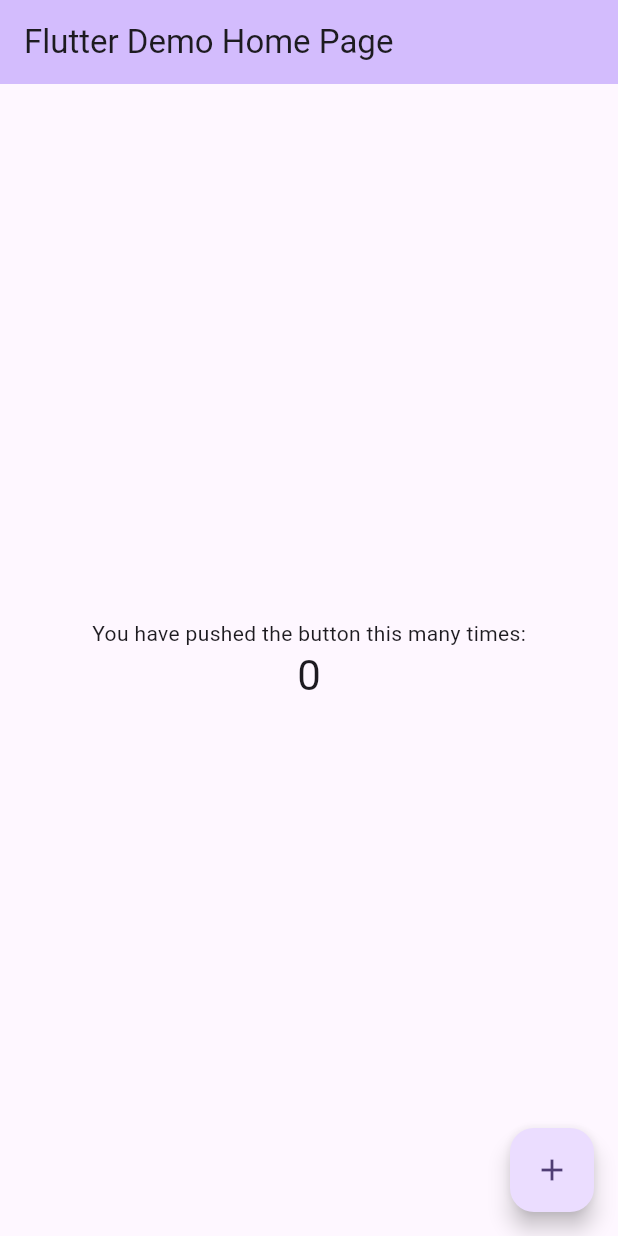
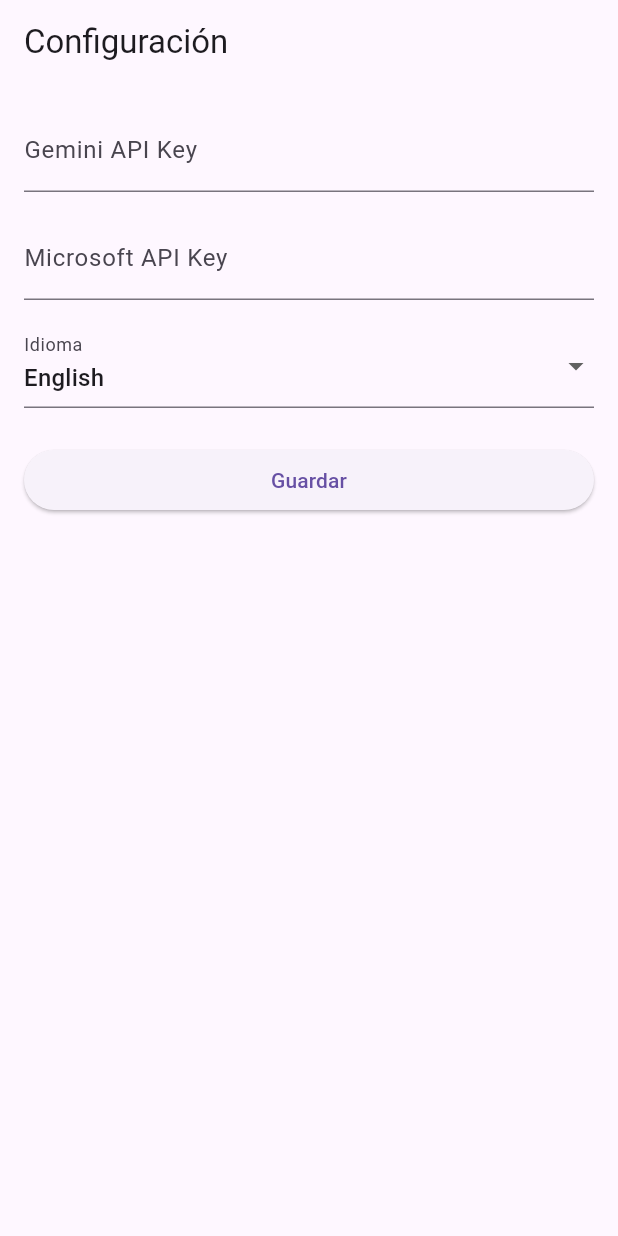
Before and after one commit to adrianluna0830/Vitalinguu, a Flutter app: the screen it shows after launch, on a phone screen of 412 x 824 dp. Run offline on Flutter 3.47's test engine with Material 3 defaults, Android fonts, the light colour scheme and no system bars; our stand-ins replace flutter_riverpod, go_router, hive_ce, hive_ce_flutter; accounts and stored records are empty; statements that could not run were skipped.

Commit message:
feat(ui): add first ui screens

```diff
--- /dev/null
+++ b/lib/core/constants/app_constants.dart
@@ -0,0 +1,9 @@
+const globalSettingsBoxName = 'globalSettingsBox';
+
+const Map<String, String> supportedLanguages = {
+  'en': 'English',
+  'es': 'Español',
+  'fr': 'Français',
+  'it': 'Italiano',
+  'de': 'Deutsch',
+};
--- /dev/null
+++ b/lib/core/providers/config_providers.dart
@@ -0,0 +1,9 @@
+import 'package:flutter_riverpod/flutter_riverpod.dart';
+import 'package:vitalingu/core/constants/app_constants.dart';
+import 'package:vitalingu/data/models/global_configuration.dart';
+import 'package:vitalingu/data/repositories/hive_repository.dart';
+import 'package:vitalingu/domain/services/config_service.dart';
+
+final configServiceProvider = Provider<ConfigService>((ref) {
+  return ConfigService(HiveRepository<GlobalConfiguration>(globalSettingsBoxName));
+});
--- /dev/null
+++ b/lib/core/providers/router_provider.dart
@@ -0,0 +1,39 @@
+import 'package:flutter_riverpod/flutter_riverpod.dart';
+import 'package:go_router/go_router.dart';
+import 'package:vitalingu/core/providers/config_providers.dart';
+import 'package:vitalingu/presentation/screens/choose_language_screen.dart';
+import 'package:vitalingu/presentation/screens/language_main_screen.dart';
+import 'package:vitalingu/presentation/screens/main_configuration_screen.dart';
+
+final routerProvider = Provider<GoRouter>((ref) {
+  final configService = ref.read(configServiceProvider);
+
+  return GoRouter(
+    initialLocation: '/choose-language-screen',
+    redirect: (context, state) async {
+      final hasConfig = await configService.hasConfiguration();
+      final isConfigValid = hasConfig ? await configService.isConfigurationValid() : false;
+
+      if (!hasConfig || !isConfigValid) {
+        if (state.fullPath != '/main-configuration-screen') {
+          return '/main-configuration-screen';
+        }
+      }
+      return null;
+    },
+    routes: [
+      GoRoute(
+        path: '/choose-language-screen',
+        builder: (context, state) => const ChooseLanguageScreen(),
+      ),
+      GoRoute(
+        path: '/language-main-screen',
+        builder: (context, state) => const LanguageMainScreen(),
+      ),
+      GoRoute(
+        path: '/main-configuration-screen',
+        builder: (context, state) => const MainConfigurationScreen(),
+      ),
+    ],
+  );
+});
--- a/lib/main.dart
+++ b/lib/main.dart
@@ -1,122 +1,32 @@
 import 'package:flutter/material.dart';
+import 'package:flutter_riverpod/flutter_riverpod.dart';
+import 'package:hive_ce_flutter/adapters.dart';
+import 'package:vitalingu/core/providers/router_provider.dart';
+import 'package:vitalingu/hive/hive_registrar.g.dart';
 
-void main() {
-  runApp(const MyApp());
+void main() async {
+  WidgetsFlutterBinding.ensureInitialized();
+
+  await Hive.initFlutter();
+  Hive.registerAdapters();
+
+  runApp(
+    const ProviderScope(
+      child: MyApp(),
+    ),
+  );
 }
 
-class MyApp extends StatelessWidget {
+class MyApp extends ConsumerWidget {
   const MyApp({super.key});
 
-  // This widget is the root of your application.
   @override
-  Widget build(BuildContext context) {
-    return MaterialApp(
-      title: 'Flutter Demo',
-      theme: ThemeData(
-        // This is the theme of your application.
-        //
-        // TRY THIS: Try running your application with "flutter run". You'll see
-        // the application has a purple toolbar. Then, without quitting the app,
-        // try changing the seedColor in the colorScheme below to Colors.green
-        // and then invoke "hot reload" (save your changes or press the "hot
-        // reload" button in a Flutter-supported IDE, or press "r" if you used
-        // the command line to start the app).
-        //
-        // Notice that the counter didn't reset back to zero; the application
-        // state is not lost during the reload. To reset the state, use hot
-        // restart instead.
-        //
-        // This works for code too, not just values: Most code changes can be
-        // tested with just a hot reload.
-        colorScheme: ColorScheme.fromSeed(seedColor: Colors.deepPurple),
-      ),
-      home: const MyHomePage(title: 'Flutter Demo Home Page'),
+  Widget build(BuildContext context, WidgetRef ref) {
+    final router = ref.watch(routerProvider);
+
+    return MaterialApp.router(
+      routerConfig: router,
+      debugShowCheckedModeBanner: false,
     );
   }
 }
-
-class MyHomePage extends StatefulWidget {
-  const MyHomePage({super.key, required this.title});
-
-  // This widget is the home page of your application. It is stateful, meaning
-  // that it has a State object (defined below) that contains fields that affect
-  // how it looks.
-
-  // This class is the configuration for the state. It holds the values (in this
-  // case the title) provided by the parent (in this case the App widget) and
-  // used by the build method of the State. Fields in a Widget subclass are
-  // always marked "final".
-
-  final String title;
-
-  @override
-  State<MyHomePage> createState() => _MyHomePageState();
-}
-
-class _MyHomePageState extends State<MyHomePage> {
-  int _counter = 0;
-
-  void _incrementCounter() {
-    setState(() {
-      // This call to setState tells the Flutter framework that something has
-      // changed in this State, which causes it to rerun the build method below
-      // so that the display can reflect the updated values. If we changed
-      // _counter without calling setState(), then the build method would not be
-      // called again, and so nothing would appear to happen.
-      _counter++;
-    });
-  }
-
-  @override
-  Widget build(BuildContext context) {
-    // This method is rerun every time setState is called, for instance as done
-    // by the _incrementCounter method above.
-    //
-    // The Flutter framework has been optimized to make rerunning build methods
-    // fast, so that you can just rebuild anything that needs updating rather
-    // than having to individually change instances of widgets.
-    return Scaffold(
-      appBar: AppBar(
-        // TRY THIS: Try changing the color here to a specific color (to
-        // Colors.amber, perhaps?) and trigger a hot reload to see the AppBar
-        // change color while the other colors stay the same.
-        backgroundColor: Theme.of(context).colorScheme.inversePrimary,
-        // Here we take the value from the MyHomePage object that was created by
-        // the App.build method, and use it to set our appbar title.
-        title: Text(widget.title),
-      ),
-      body: Center(
-        // Center is a layout widget. It takes a single child and positions it
-        // in the middle of the parent.
-        child: Column(
-          // Column is also a layout widget. It takes a list of children and
-          // arranges them vertically. By default, it sizes itself to fit its
-          // children horizontally, and tries to be as tall as its parent.
-          //
-          // Column has various properties to control how it sizes itself and
-          // how it positions its children. Here we use mainAxisAlignment to
-          // center the children vertically; the main axis here is the vertical
-          // axis because Columns are vertical (the cross axis would be
-          // horizontal).
-          //
-          // TRY THIS: Invoke "debug painting" (choose the "Toggle Debug Paint"
-          // action in the IDE, or press "p" in the console), to see the
-          // wireframe for each widget.
-          mainAxisAlignment: MainAxisAlignment.center,
-          children: <Widget>[
-            const Text('You have pushed the button this many times:'),
-            Text(
-              '$_counter',
-              style: Theme.of(context).textTheme.headlineMedium,
-            ),
-          ],
-        ),
-      ),
-      floatingActionButton: FloatingActionButton(
-        onPressed: _incrementCounter,
-        tooltip: 'Increment',
-        child: const Icon(Icons.add),
-      ), // This trailing comma makes auto-formatting nicer for build methods.
-    );
-  }
-}
--- /dev/null
+++ b/lib/presentation/screens/main_configuration_screen.dart
@@ -0,0 +1,120 @@
+import 'package:flutter/material.dart';
+import 'package:flutter_riverpod/flutter_riverpod.dart';
+import 'package:go_router/go_router.dart';
+import 'package:vitalingu/core/constants/app_constants.dart';
+import 'package:vitalingu/core/providers/config_providers.dart';
+
+class MainConfigurationScreen extends ConsumerStatefulWidget {
+  const MainConfigurationScreen({super.key});
+
+  @override
+  ConsumerState<MainConfigurationScreen> createState() => _MainConfigurationScreenState();
+}
+
+class _MainConfigurationScreenState extends ConsumerState<MainConfigurationScreen> {
+  final _gemini = TextEditingController();
+  final _microsoft = TextEditingController();
+  final _form = GlobalKey<FormState>();
+
+  String _language = 'en';
+  bool _loading = false;
+
+  @override
+  void initState() {
+    super.initState();
+    _loadConfig();
+  }
+
+  _loadConfig() async {
+    final config = await ref.read(configServiceProvider).getConfigOrNull();
+    if (config != null && mounted) {
+      _gemini.text = config.geminiApiKey;
+      _microsoft.text = config.microsoftApiKey;
+      _language = config.nativeLanguage.isEmpty ? 'en' : config.nativeLanguage;
+      setState(() {});
+    }
+  }
+
+  _save() async {
+    if (!_form.currentState!.validate()) return;
+
+    setState(() => _loading = true);
+
+    await ref.read(configServiceProvider).updateCompleteConfig(
+      geminiKey: _gemini.text.trim(),
+      microsoftKey: _microsoft.text.trim(),
+      nativeLanguage: _language,
+    );
+
+    context.go('/choose-language-screen');
+  }
+
+  String? _validate(String? value, String name) {
+    if (value?.trim().isEmpty == true) return '$name requerida';
+    if (value!.trim().length < 10) return '$name muy corta';
+    return null;
+  }
+
+  @override
+  Widget build(BuildContext context) {
+    return Scaffold(
+      appBar: AppBar(title: const Text("Configuración")),
+      body: Form(
+        key: _form,
+        child: Padding(
+          padding: const EdgeInsets.all(16),
+          child: Column(
+            children: [
+              TextFormField(
+                controller: _gemini,
+                decoration: const InputDecoration(labelText: "Gemini API Key"),
+                validator: (v) => _validate(v, "Gemini Key"),
+                obscureText: true,
+              ),
+              const SizedBox(height: 16),
+
+              TextFormField(
+                controller: _microsoft,
+                decoration: const InputDecoration(labelText: "Microsoft API Key"),
+                validator: (v) => _validate(v, "Microsoft Key"),
+                obscureText: true,
+              ),
+              const SizedBox(height: 16),
+
+              DropdownButtonFormField<String>(
+                value: _language,
+                decoration: const InputDecoration(labelText: "Idioma"),
+                items: supportedLanguages.entries.map((e) =>
+                  DropdownMenuItem(value: e.key, child: Text(e.value))
+                ).toList(),
+                onChanged: (v) => setState(() => _language = v!),
+              ),
+              const SizedBox(height: 24),
+
+              SizedBox(
+                width: double.infinity,
+                child: ElevatedButton(
+                  onPressed: _loading ? null : _save,
+                  child: _loading
+                    ? const SizedBox(
+                        width: 16,
+                        height: 16,
+                        child: CircularProgressIndicator(strokeWidth: 2),
+                      )
+                    : const Text("Guardar"),
+                ),
+              ),
+            ],
+          ),
+        ),
+      ),
+    );
+  }
+
+  @override
+  void dispose() {
+    _gemini.dispose();
+    _microsoft.dispose();
+    super.dispose();
+  }
+}
```
Also changed, not shown: lib/domain/services/config_service.dart (added, +91 -0 lines), lib/presentation/screens/choose_language_screen.dart (added, +27 -0 lines), lib/presentation/screens/language_main_screen.dart (added, +17 -0 lines), lib/presentation/widgets/config_dialog.dart (added, +123 -0 lines).
